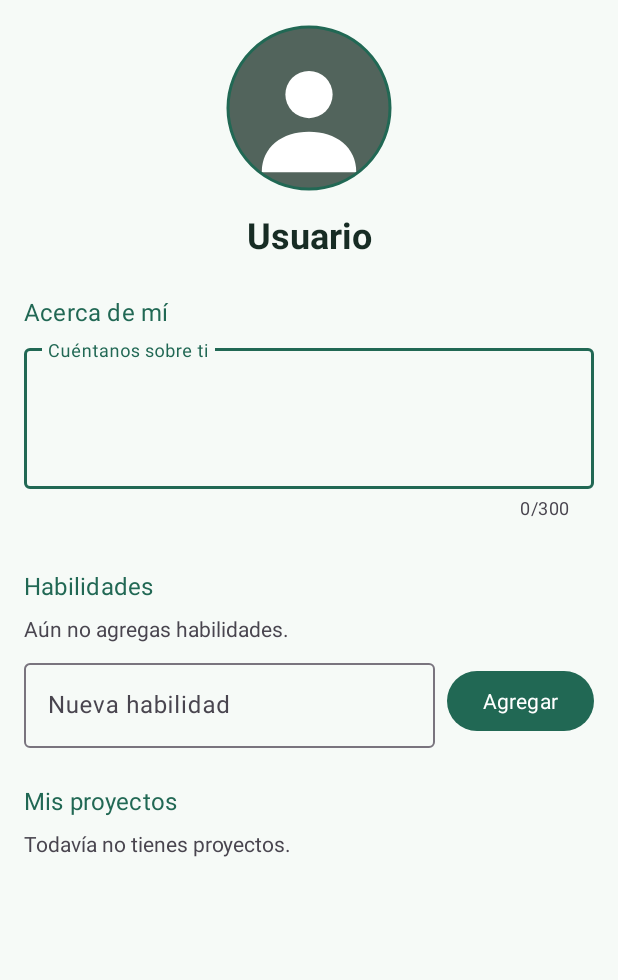
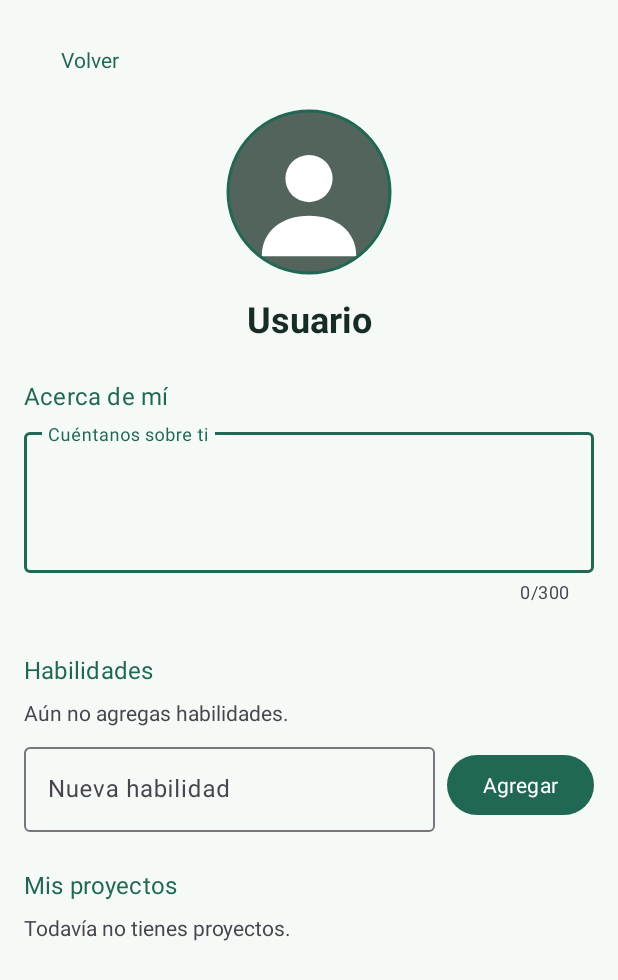
Before and after one commit to max32323232/WorkCoAndroid, an Android app: the PerfilActivity screen opened directly, with no data from a screen before it, on a phone screen of 412 x 824 dp. Shown: the top 980 px of the screen. Run offline under Robolectric (Android 15) with nearby library versions, the phone set to English and light mode, and no system bars; our stand-ins replace Firebase (no records; nobody signed in at launch, a user with empty details on screens opened directly).

Commit message:
COMMIT N4: diseño de botones "Mi perfil" y "volver"

```diff
--- a/app/src/main/res/layout/activity_perfil.xml
+++ b/app/src/main/res/layout/activity_perfil.xml
@@ -14,6 +14,16 @@
         android:layout_width="match_parent"
         android:layout_height="wrap_content"
         android:orientation="vertical">
+
+        <!-- Volver a la pantalla principal -->
+        <com.google.android.material.button.MaterialButton
+            android:id="@+id/btnVolver"
+            style="@style/Widget.Material3.Button.TextButton"
+            android:layout_width="wrap_content"
+            android:layout_height="wrap_content"
+            android:layout_gravity="start"
+            android:layout_marginBottom="8dp"
+            android:text="@string/perfil_volver" />
 
         <!-- Foto circular con placeholder -->
         <com.google.android.material.imageview.ShapeableImageView
--- a/app/src/main/res/values/strings_perfil.xml
+++ b/app/src/main/res/values/strings_perfil.xml
@@ -16,5 +16,7 @@
     <string name="perfil_eliminar_titulo">Eliminar proyecto</string>
     <string name="perfil_eliminar_mensaje">¿Eliminar «%1$s»? Esta acción no se puede deshacer.</string>
     <string name="perfil_sin_conexion">Sin conexión. Intenta cuando tengas internet.</string>
+    <string name="perfil_ir">Mi perfil</string>
+    <string name="perfil_volver">Volver</string>
     <string name="perfil_proyecto_eliminado">Proyecto eliminado.</string>
 </resources>
```
Also changed, not shown: app/src/main/res/layout/activity_main.xml (+8 -0 lines).
